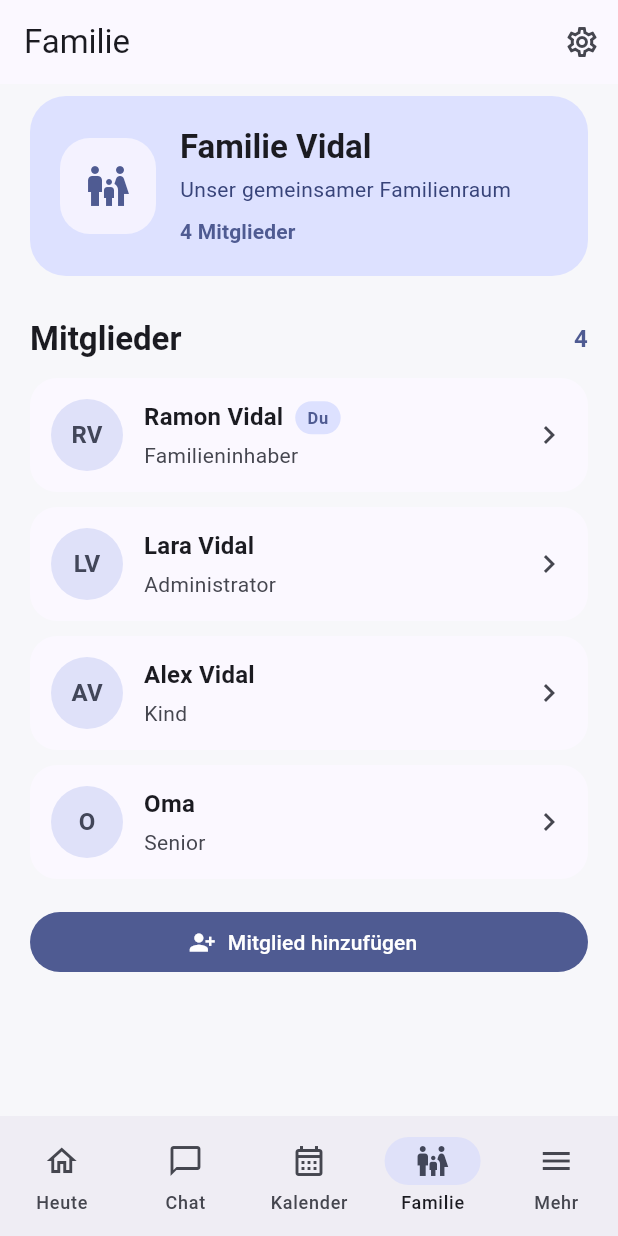
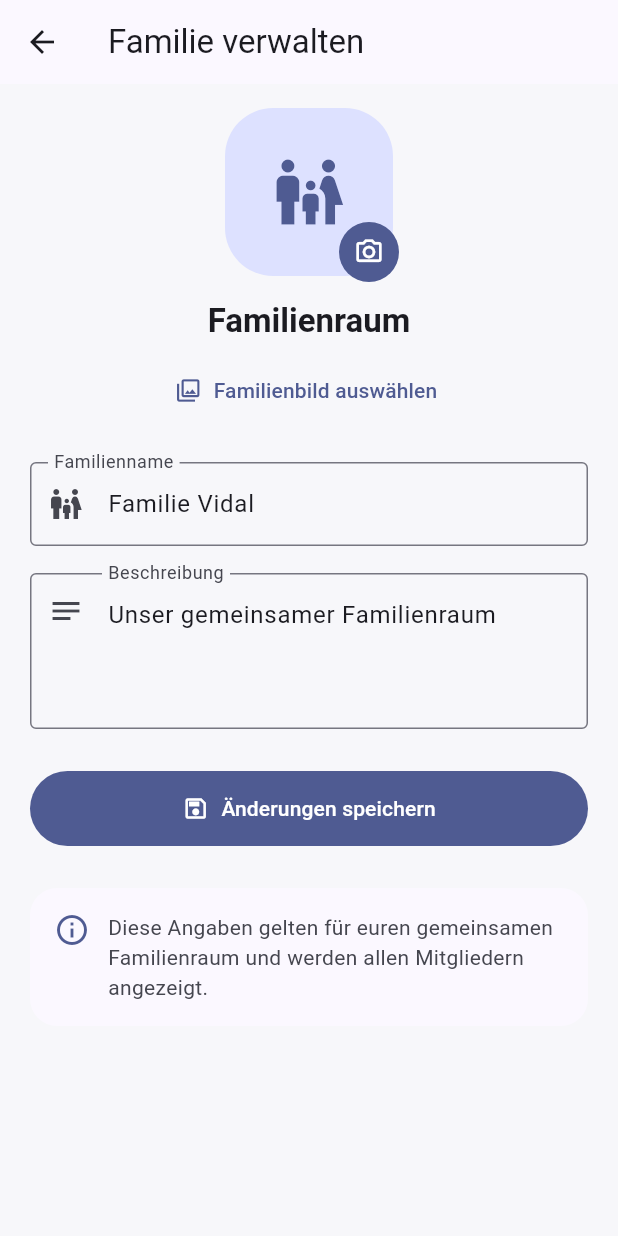
Before and after one commit to Ramon2024-RB/FamilyLog, a Flutter app: the screen it shows after launch, item 4 of the bottom bar chosen, after a tap on the "settings" icon, on a phone screen of 412 x 824 dp. Run offline on Flutter 3.47's test engine with Material 3 defaults, Android fonts, the phone set to English and light mode, and no system bars; our stand-ins replace image_picker, sqflite; accounts and stored records are empty; project files that could hold a hidden picture were left out.

Commit message:
Familienprofil und Familienbild integriert

```diff
--- a/lib/database/app_database.dart
+++ b/lib/database/app_database.dart
@@ -2,6 +2,7 @@ import 'package:path/path.dart';
 import 'package:sqflite/sqflite.dart';
 
 import '../models/family/family_member.dart';
+import '../models/family/family_profile.dart';
 
 class AppDatabase {
   AppDatabase._();
@@ -25,8 +26,22 @@ class AppDatabase {
 
     return openDatabase(
       path,
-      version: 1,
+      version: 2,
       onCreate: (database, version) async {
+        await _createFamilyMembersTable(database);
+        await _createFamilyProfileTable(database);
+        await _insertDefaultFamilyProfile(database);
+      },
+      onUpgrade: (database, oldVersion, newVersion) async {
+        if (oldVersion < 2) {
+          await _createFamilyProfileTable(database);
+          await _insertDefaultFamilyProfile(database);
+        }
+      },
+    );
+  }
+
+  Future<void> _createFamilyMembersTable(Database database) async {
     await database.execute('''
       CREATE TABLE family_members (
         id TEXT PRIMARY KEY,
@@ -37,8 +52,26 @@ class AppDatabase {
         is_current_user INTEGER NOT NULL DEFAULT 0
       )
     ''');
-      },
-    );
+  }
+
+  Future<void> _createFamilyProfileTable(Database database) async {
+    await database.execute('''
+      CREATE TABLE family_profile (
+        id TEXT PRIMARY KEY,
+        name TEXT NOT NULL,
+        description TEXT NOT NULL,
+        image_path TEXT
+      )
+    ''');
+  }
+
+  Future<void> _insertDefaultFamilyProfile(Database database) async {
+    await database.insert('family_profile', {
+      'id': 'family_vidal',
+      'name': 'Familie Vidal',
+      'description': 'Unser gemeinsamer Familienraum',
+      'image_path': null,
+    }, conflictAlgorithm: ConflictAlgorithm.ignore);
   }
 
   Future<List<FamilyMember>> getFamilyMembers() async {
@@ -92,6 +125,36 @@ class AppDatabase {
     await batch.commit(noResult: true);
   }
 
+  Future<FamilyProfile> getFamilyProfile() async {
+    final db = await database;
+
+    final rows = await db.query('family_profile', limit: 1);
+
+    if (rows.isEmpty) {
+      const profile = FamilyProfile(
+        id: 'family_vidal',
+        name: 'Familie Vidal',
+        description: 'Unser gemeinsamer Familienraum',
+      );
+
+      await saveFamilyProfile(profile);
+
+      return profile;
+    }
+
+    return _familyProfileFromMap(rows.first);
+  }
+
+  Future<void> saveFamilyProfile(FamilyProfile profile) async {
+    final db = await database;
+
+    await db.insert(
+      'family_profile',
+      _familyProfileToMap(profile),
+      conflictAlgorithm: ConflictAlgorithm.replace,
+    );
+  }
+
   Map<String, Object?> _familyMemberToMap(FamilyMember member) {
     return {
       'id': member.id,
@@ -114,6 +177,24 @@ class AppDatabase {
     );
   }
 
+  Map<String, Object?> _familyProfileToMap(FamilyProfile profile) {
+    return {
+      'id': profile.id,
+      'name': profile.name,
+      'description': profile.description,
+      'image_path': profile.imagePath,
+    };
+  }
+
+  FamilyProfile _familyProfileFromMap(Map<String, Object?> map) {
+    return FamilyProfile(
+      id: map['id'] as String,
+      name: map['name'] as String,
+      description: map['description'] as String,
+      imagePath: map['image_path'] as String?,
+    );
+  }
+
   FamilyMemberRole _roleFromString(String value) {
     return FamilyMemberRole.values.firstWhere(
       (role) => role.name == value,
--- /dev/null
+++ b/lib/models/family/family_profile.dart
@@ -0,0 +1,27 @@
+class FamilyProfile {
+  const FamilyProfile({
+    required this.id,
+    required this.name,
+    required this.description,
+    this.imagePath,
+  });
+
+  final String id;
+  final String name;
+  final String description;
+  final String? imagePath;
+
+  FamilyProfile copyWith({
+    String? id,
+    String? name,
+    String? description,
+    String? imagePath,
+  }) {
+    return FamilyProfile(
+      id: id ?? this.id,
+      name: name ?? this.name,
+      description: description ?? this.description,
+      imagePath: imagePath ?? this.imagePath,
+    );
+  }
+}
--- a/lib/screens/family/family_page.dart
+++ b/lib/screens/family/family_page.dart
@@ -1,8 +1,11 @@
+import 'dart:io';
+
 import 'package:flutter/material.dart';
 
 import '../../models/family/family_member.dart';
 import '../../stores/family_store.dart';
 import 'family_member_detail_page.dart';
+import 'manage_family_page.dart';
 import 'widgets/add_family_member_dialog.dart';
 
 class FamilyPage extends StatefulWidget {
@@ -46,7 +49,7 @@ class _FamilyPageState extends State<FamilyPage> {
         actions: [
           IconButton(
             tooltip: 'Familie verwalten',
-            onPressed: () {},
+            onPressed: _openManageFamily,
             icon: const Icon(Icons.settings_outlined),
           ),
         ],
@@ -58,6 +61,7 @@ class _FamilyPageState extends State<FamilyPage> {
             familyName: family.name,
             description: family.description,
             memberCount: family.memberCount,
+            imagePath: family.imagePath,
           ),
           const SizedBox(height: 28),
           Row(
@@ -100,6 +104,16 @@ class _FamilyPageState extends State<FamilyPage> {
     );
   }
 
+  Future<void> _openManageFamily() async {
+    await Navigator.of(context).push(
+      MaterialPageRoute(
+        builder: (context) {
+          return ManageFamilyPage(familyStore: widget.familyStore);
+        },
+      ),
+    );
+  }
+
   Future<void> _addMember() async {
     final member = await showDialog<FamilyMember>(
       context: context,
@@ -112,7 +126,11 @@ class _FamilyPageState extends State<FamilyPage> {
       return;
     }
 
-    widget.familyStore.addMember(member);
+    await widget.familyStore.addMember(member);
+
+    if (!mounted) {
+      return;
+    }
 
     ScaffoldMessenger.of(context).showSnackBar(
       SnackBar(content: Text('${member.fullName} wurde hinzugefügt.')),
@@ -140,7 +158,11 @@ class _FamilyPageState extends State<FamilyPage> {
           return;
         }
 
-        widget.familyStore.updateMember(updatedMember);
+        await widget.familyStore.updateMember(updatedMember);
+
+        if (!mounted) {
+          return;
+        }
 
         ScaffoldMessenger.of(context).showSnackBar(
           SnackBar(
@@ -155,7 +177,11 @@ class _FamilyPageState extends State<FamilyPage> {
           return;
         }
 
-        widget.familyStore.removeMember(deletedMember.id);
+        await widget.familyStore.removeMember(deletedMember.id);
+
+        if (!mounted) {
+          return;
+        }
 
         ScaffoldMessenger.of(context).showSnackBar(
           SnackBar(content: Text('${deletedMember.fullName} wurde entfernt.')),
@@ -169,11 +195,13 @@ class _FamilyHeader extends StatelessWidget {
     required this.familyName,
     required this.description,
     required this.memberCount,
+    required this.imagePath,
   });
 
   final String familyName;
   final String? description;
   final int memberCount;
+  final String? imagePath;
 
   @override
   Widget build(BuildContext context) {
@@ -187,19 +215,7 @@ class _FamilyHeader extends StatelessWidget {
       ),
       child: Row(
         children: [
-          Container(
-            width: 64,
-            height: 64,
-            decoration: BoxDecoration(
-              color: theme.colorScheme.surface.withValues(alpha: 0.75),
-              borderRadius: BorderRadius.circular(20),
-            ),
-            child: Icon(
-              Icons.family_restroom,
-              size: 32,
-              color: theme.colorScheme.primary,
-            ),
-          ),
+          _FamilyHeaderImage(imagePath: imagePath),
           const SizedBox(width: 16),
           Expanded(
             child: Column(
@@ -211,7 +227,7 @@ class _FamilyHeader extends StatelessWidget {
                     fontWeight: FontWeight.w700,
                   ),
                 ),
-                if (description != null) ...[
+                if (description != null && description!.trim().isNotEmpty) ...[
                   const SizedBox(height: 4),
                   Text(
                     description!,
@@ -233,6 +249,48 @@ class _FamilyHeader extends StatelessWidget {
           ),
         ],
       ),
+    );
+  }
+}
+
+class _FamilyHeaderImage extends StatelessWidget {
+  const _FamilyHeaderImage({required this.imagePath});
+
+  final String? imagePath;
+
+  @override
+  Widget build(BuildContext context) {
+    final theme = Theme.of(context);
+    final currentImagePath = imagePath;
+
+    final hasImage =
+        currentImagePath != null && File(currentImagePath).existsSync();
+
+    return Container(
+      width: 72,
+      height: 72,
+      decoration: BoxDecoration(
+        color: theme.colorScheme.surface.withValues(alpha: 0.75),
+        borderRadius: BorderRadius.circular(22),
+      ),
+      clipBehavior: Clip.antiAlias,
+      child: hasImage
+          ? Image.file(
+              File(currentImagePath),
+              fit: BoxFit.cover,
+              errorBuilder: (context, error, stackTrace) {
+                return Icon(
+                  Icons.family_restroom,
+                  size: 34,
+                  color: theme.colorScheme.primary,
+                );
+              },
+            )
+          : Icon(
+              Icons.family_restroom,
+              size: 34,
+              color: theme.colorScheme.primary,
+            ),
     );
   }
 }
--- /dev/null
+++ b/lib/screens/family/manage_family_page.dart
@@ -0,0 +1,366 @@
+import 'dart:io';
+
+import 'package:flutter/material.dart';
+import 'package:image_picker/image_picker.dart';
+import 'package:path/path.dart' as path;
+import 'package:path_provider/path_provider.dart';
+
+import '../../models/family/family_profile.dart';
+import '../../stores/family_store.dart';
+
+class ManageFamilyPage extends StatefulWidget {
+  const ManageFamilyPage({super.key, required this.familyStore});
+
+  final FamilyStore familyStore;
+
+  @override
+  State<ManageFamilyPage> createState() => _ManageFamilyPageState();
+}
+
+class _ManageFamilyPageState extends State<ManageFamilyPage> {
+  final _formKey = GlobalKey<FormState>();
+  final _imagePicker = ImagePicker();
+
+  late final TextEditingController _nameController;
+  late final TextEditingController _descriptionController;
+
+  String? _imagePath;
+  bool _isSaving = false;
+  bool _isPickingImage = false;
+
+  @override
+  void initState() {
+    super.initState();
+
+    final profile = widget.familyStore.profile;
+
+    _nameController = TextEditingController(text: profile.name);
+
+    _descriptionController = TextEditingController(text: profile.description);
+
+    _imagePath = profile.imagePath;
+  }
+
+  @override
+  void dispose() {
+    _nameController.dispose();
+    _descriptionController.dispose();
+
+    super.dispose();
+  }
+
+  @override
+  Widget build(BuildContext context) {
+    final theme = Theme.of(context);
+
+    return Scaffold(
+      appBar: AppBar(title: const Text('Familie verwalten')),
+      body: Form(
+        key: _formKey,
+        child: ListView(
+          padding: const EdgeInsets.fromLTRB(20, 16, 20, 32),
+          children: [
+            Center(
+              child: Stack(
+                clipBehavior: Clip.none,
+                children: [
+                  _FamilyImage(imagePath: _imagePath),
+                  Positioned(
+                    right: -4,
+                    bottom: -4,
+                    child: Material(
+                      color: theme.colorScheme.primary,
+                      shape: const CircleBorder(),
+                      child: InkWell(
+                        customBorder: const CircleBorder(),
+                        onTap: _isPickingImage ? null : _pickImage,
+                        child: Padding(
+                          padding: const EdgeInsets.all(10),
+                          child: _isPickingImage
+                              ? SizedBox(
+                                  width: 20,
+                                  height: 20,
+                                  child: CircularProgressIndicator(
+                                    strokeWidth: 2,
+                                    color: theme.colorScheme.onPrimary,
+                                  ),
+                                )
+                              : Icon(
+                                  Icons.photo_camera_outlined,
+                                  size: 20,
+                                  color: theme.colorScheme.onPrimary,
+                                ),
+                        ),
+                      ),
+                    ),
+                  ),
+                ],
+              ),
+            ),
+            const SizedBox(height: 16),
+            Text(
+              'Familienraum',
+              textAlign: TextAlign.center,
+              style: theme.textTheme.titleLarge?.copyWith(
+                fontWeight: FontWeight.w700,
+              ),
+            ),
+            const SizedBox(height: 8),
+            TextButton.icon(
+              onPressed: _isPickingImage ? null : _pickImage,
+              icon: const Icon(Icons.photo_library_outlined),
+              label: Text(
+                _imagePath == null
+                    ? 'Familienbild auswählen'
+                    : 'Familienbild ändern',
+              ),
+            ),
+            if (_imagePath != null) ...[
+              TextButton.icon(
+                onPressed: _isPickingImage ? null : _removeImage,
+                icon: const Icon(Icons.delete_outline),
+                label: const Text('Familienbild entfernen'),
+              ),
+            ],
+            const SizedBox(height: 24),
+            TextFormField(
+              controller: _nameController,
+              textCapitalization: TextCapitalization.words,
+              decoration: const InputDecoration(
+                labelText: 'Familienname',
+                hintText: 'Zum Beispiel Familie Vidal',
+                prefixIcon: Icon(Icons.family_restroom),
+                border: OutlineInputBorder(),
+              ),
+              validator: (value) {
+                if (value == null || value.trim().isEmpty) {
+                  return 'Bitte einen Familiennamen eingeben';
+                }
+
+                return null;
+              },
+            ),
+            const SizedBox(height: 18),
+            TextFormField(
+              controller: _descriptionController,
+              minLines: 3,
+              maxLines: 5,
+              textCapitalization: TextCapitalization.sentences,
+              decoration: const InputDecoration(
+                labelText: 'Beschreibung',
+                hintText: 'Beschreibe euren Familienraum',
+                alignLabelWithHint: true,
+                prefixIcon: Padding(
+                  padding: EdgeInsets.only(bottom: 54),
+                  child: Icon(Icons.notes),
+                ),
+                border: OutlineInputBorder(),
+              ),
+            ),
+            const SizedBox(height: 28),
+            FilledButton.icon(
+              onPressed: _isSaving || _isPickingImage ? null : _save,
+              icon: _isSaving
+                  ? const SizedBox(
+                      width: 18,
+                      height: 18,
+                      child: CircularProgressIndicator(strokeWidth: 2),
+                    )
+                  : const Icon(Icons.save_outlined),
+              label: Text(
+                _isSaving ? 'Wird gespeichert...' : 'Änderungen speichern',
+              ),
+              style: FilledButton.styleFrom(
+                padding: const EdgeInsets.symmetric(vertical: 15),
+              ),
+            ),
+            const SizedBox(height: 28),
+            Container(
+              padding: const EdgeInsets.all(16),
+              decoration: BoxDecoration(
+                color: theme.colorScheme.surface,
+                borderRadius: BorderRadius.circular(18),
+              ),
+              child: Row(
+                crossAxisAlignment: CrossAxisAlignment.start,
+                children: [
+                  Icon(Icons.info_outline, color: theme.colorScheme.primary),
+                  const SizedBox(width: 12),
+                  Expanded(
+                    child: Text(
+                      'Diese Angaben gelten für euren gemeinsamen '
+                      'Familienraum und werden allen Mitgliedern angezeigt.',
+                      style: theme.textTheme.bodyMedium?.copyWith(
+                        color: theme.colorScheme.onSurfaceVariant,
+                      ),
+                    ),
+                  ),
+                ],
+              ),
+            ),
+          ],
+        ),
+      ),
+    );
+  }
+
+  Future<void> _pickImage() async {
+    setState(() {
+      _isPickingImage = true;
+    });
+
+    try {
+      final pickedImage = await _imagePicker.pickImage(
+        source: ImageSource.gallery,
+        imageQuality: 85,
+        maxWidth: 1600,
+      );
+
+      if (pickedImage == null) {
+        return;
+      }
+
+      final savedImagePath = await _copyImageToAppStorage(pickedImage);
+
+      if (!mounted) {
+        return;
+      }
+
+      setState(() {
+        _imagePath = savedImagePath;
+      });
+    } catch (error) {
+      if (!mounted) {
+        return;
+      }
+
+      ScaffoldMessenger.of(context).showSnackBar(
+        const SnackBar(
+          content: Text('Das Familienbild konnte nicht ausgewählt werden.'),
+        ),
+      );
+    } finally {
+      if (mounted) {
+        setState(() {
+          _isPickingImage = false;
+        });
+      }
+    }
+  }
+
+  Future<String> _copyImageToAppStorage(XFile pickedImage) async {
+    final documentsDirectory = await getApplicationDocumentsDirectory();
+
+    final familyImagesDirectory = Directory(
+      path.join(documentsDirectory.path, 'family_images'),
+    );
+
+    if (!await familyImagesDirectory.exists()) {
+      await familyImagesDirectory.create(recursive: true);
+    }
+
+    final extension = path.extension(pickedImage.path).isEmpty
+        ? '.jpg'
+        : path.extension(pickedImage.path);
+
+    final fileName =
+        'family_${DateTime.now().millisecondsSinceEpoch}$extension';
+
+    final destinationPath = path.join(familyImagesDirectory.path, fileName);
+
+    final savedImage = await File(pickedImage.path).copy(destinationPath);
+
+    return savedImage.path;
+  }
+
+  void _removeImage() {
+    setState(() {
+      _imagePath = null;
+    });
+  }
+
+  Future<void> _save() async {
+    if (!_formKey.currentState!.validate()) {
+      return;
+    }
+
+    setState(() {
+      _isSaving = true;
+    });
+
+    try {
+      final currentProfile = widget.familyStore.profile;
+
+      final updatedProfile = FamilyProfile(
+        id: currentProfile.id,
+        name: _nameController.text.trim(),
+        description: _descriptionController.text.trim(),
+        imagePath: _imagePath,
+      );
+
+      await widget.familyStore.updateFamilyProfile(updatedProfile);
+
+      if (!mounted) {
+        return;
+      }
+
+      Navigator.of(context).pop();
+    } catch (error) {
+      if (!mounted) {
+        return;
+      }
+
+      setState(() {
+        _isSaving = false;
+      });
+
+      ScaffoldMessenger.of(context).showSnackBar(
+        const SnackBar(
+          content: Text('Die Änderungen konnten nicht gespeichert werden.'),
+        ),
+      );
+    }
+  }
+}
+
+class _FamilyImage extends StatelessWidget {
+  const _FamilyImage({required this.imagePath});
+
+  final String? imagePath;
+
+  @override
+  Widget build(BuildContext context) {
+    final theme = Theme.of(context);
+    final currentImagePath = imagePath;
+
+    final hasImage =
+        currentImagePath != null && File(currentImagePath).existsSync();
+
+    return Container(
+      width: 112,
+      height: 112,
+      decoration: BoxDecoration(
+        color: theme.colorScheme.primaryContainer,
+        borderRadius: BorderRadius.circular(32),
+      ),
+      clipBehavior: Clip.antiAlias,
+      child: hasImage
+          ? Image.file(
+              File(currentImagePath),
+              fit: BoxFit.cover,
+              errorBuilder: (context, error, stackTrace) {
+                return Icon(
+                  Icons.family_restroom,
+                  size: 52,
+                  color: theme.colorScheme.primary,
+                );
+              },
+            )
+          : Icon(
+              Icons.family_restroom,
+              size: 52,
+              color: theme.colorScheme.primary,
+            ),
+    );
+  }
+}
--- a/lib/screens/today/today_page.dart
+++ b/lib/screens/today/today_page.dart
@@ -1,3 +1,5 @@
+import 'dart:io';
+
 import 'package:flutter/material.dart';
 
 import '../../stores/family_store.dart';
@@ -36,6 +38,7 @@ class _TodayPageState extends State<TodayPage> {
   Widget build(BuildContext context) {
     final theme = Theme.of(context);
     final family = widget.familyStore.family;
+    final now = DateTime.now();
 
     return Scaffold(
       appBar: AppBar(
@@ -52,14 +55,14 @@ class _TodayPageState extends State<TodayPage> {
         padding: const EdgeInsets.fromLTRB(20, 8, 20, 32),
         children: [
           Text(
-            'Guten Morgen',
+            _greetingFor(now),
             style: theme.textTheme.headlineMedium?.copyWith(
               fontWeight: FontWeight.w700,
             ),
           ),
           const SizedBox(height: 6),
           Text(
-            'SONNTAG, 6. SEPTEMBER',
+            _formatDate(now),
             style: theme.textTheme.labelLarge?.copyWith(
               color: theme.colorScheme.primary,
               fontWeight: FontWeight.w700,
@@ -75,19 +78,7 @@ class _TodayPageState extends State<TodayPage> {
             ),
             child: Row(
               children: [
-                Container(
-                  width: 58,
-                  height: 58,
-                  decoration: BoxDecoration(
-                    color: theme.colorScheme.surface.withValues(alpha: 0.75),
-                    borderRadius: BorderRadius.circular(18),
-                  ),
-                  child: Icon(
-                    Icons.family_restroom,
-                    color: theme.colorScheme.primary,
-                    size: 30,
-                  ),
-                ),
+                _FamilyImage(imagePath: family.imagePath),
                 const SizedBox(width: 16),
                 Expanded(
                   child: Column(
@@ -190,6 +181,94 @@ class _TodayPageState extends State<TodayPage> {
       ),
     );
   }
+
+  String _greetingFor(DateTime dateTime) {
+    final hour = dateTime.hour;
+
+    if (hour < 11) {
+      return 'Guten Morgen';
+    }
+
+    if (hour < 18) {
+      return 'Guten Tag';
+    }
+
+    return 'Guten Abend';
+  }
+
+  String _formatDate(DateTime dateTime) {
+    const weekdays = [
+      'MONTAG',
+      'DIENSTAG',
+      'MITTWOCH',
+      'DONNERSTAG',
+      'FREITAG',
+      'SAMSTAG',
+      'SONNTAG',
+    ];
+
+    const months = [
+      'JANUAR',
+      'FEBRUAR',
+      'MÄRZ',
+      'APRIL',
+      'MAI',
+      'JUNI',
+      'JULI',
+      'AUGUST',
+      'SEPTEMBER',
+      'OKTOBER',
+      'NOVEMBER',
+      'DEZEMBER',
+    ];
+
+    final weekday = weekdays[dateTime.weekday - 1];
+    final month = months[dateTime.month - 1];
+
+    return '$weekday, ${dateTime.day}. $month';
+  }
+}
+
+class _FamilyImage extends StatelessWidget {
+  const _FamilyImage({required this.imagePath});
+
+  final String? imagePath;
+
+  @override
+  Widget build(BuildContext context) {
+    final theme = Theme.of(context);
+    final currentImagePath = imagePath;
+
+    final hasImage =
+        currentImagePath != null && File(currentImagePath).existsSync();
+
+    return Container(
+      width: 58,
+      height: 58,
+      decoration: BoxDecoration(
+        color: theme.colorScheme.surface.withValues(alpha: 0.75),
+        borderRadius: BorderRadius.circular(18),
+      ),
+      clipBehavior: Clip.antiAlias,
+      child: hasImage
+          ? Image.file(
+              File(currentImagePath),
+              fit: BoxFit.cover,
+              errorBuilder: (context, error, stackTrace) {
+                return Icon(
+                  Icons.family_restroom,
+                  color: theme.colorScheme.primary,
+                  size: 30,
+                );
+              },
+            )
+          : Icon(
+              Icons.family_restroom,
+              color: theme.colorScheme.primary,
+              size: 30,
+            ),
+    );
+  }
 }
 
 class _TodayCard extends StatelessWidget {
--- a/lib/stores/family_store.dart
+++ b/lib/stores/family_store.dart
@@ -2,6 +2,7 @@ import 'package:flutter/foundation.dart';
 
 import '../database/app_database.dart';
 import '../models/family/family_member.dart';
+import '../models/family/family_profile.dart';
 import '../models/family/family_space.dart';
 
 class FamilyStore extends ChangeNotifier {
@@ -12,17 +13,30 @@ class FamilyStore extends ChangeNotifier {
 
   final List<FamilyMember> _members = [];
 
+  FamilyProfile? _profile;
   bool _isLoading = true;
 
   bool get isLoading => _isLoading;
 
   List<FamilyMember> get members => List.unmodifiable(_members);
 
+  FamilyProfile get profile {
+    return _profile ??
+        const FamilyProfile(
+          id: 'family_vidal',
+          name: 'Familie Vidal',
+          description: 'Unser gemeinsamer Familienraum',
+        );
+  }
+
   FamilySpace get family {
+    final currentProfile = profile;
+
     return FamilySpace(
-      id: 'family_vidal',
-      name: 'Familie Vidal',
-      description: 'Unser gemeinsamer Familienraum',
+      id: currentProfile.id,
+      name: currentProfile.name,
+      description: currentProfile.description,
+      imagePath: currentProfile.imagePath,
       members: members,
     );
   }
@@ -34,6 +48,7 @@ class FamilyStore extends ChangeNotifier {
     notifyListeners();
 
     final storedMembers = await _database.getFamilyMembers();
+    final storedProfile = await _database.getFamilyProfile();
 
     if (storedMembers.isEmpty) {
       final initialMembers = _createInitialMembers();
@@ -48,6 +63,8 @@ class FamilyStore extends ChangeNotifier {
         ..clear()
         ..addAll(storedMembers);
     }
+
+    _profile = storedProfile;
 
     _isLoading = false;
     notifyListeners();
@@ -94,6 +111,13 @@ class FamilyStore extends ChangeNotifier {
     notifyListeners();
   }
 
+  Future<void> updateFamilyProfile(FamilyProfile updatedProfile) async {
+    await _database.saveFamilyProfile(updatedProfile);
+
+    _profile = updatedProfile;
+    notifyListeners();
+  }
+
   List<FamilyMember> _createInitialMembers() {
     return const [
       FamilyMember(
--- a/pubspec.yaml
+++ b/pubspec.yaml
@@ -36,6 +36,8 @@ dependencies:
   cupertino_icons: ^1.0.8
   sqflite: ^2.4.3
   path: ^1.9.1
+  image_picker: ^1.2.3
+  path_provider: ^2.1.6
 
 dev_dependencies:
   flutter_test:
```
Also changed, not shown: pubspec.lock, 6 other files. Lines whose indentation alone changed are shown as unchanged.
